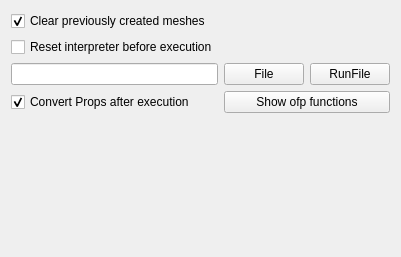
Before: the Qt Designer form toolbox.ui in TinyTinni/OF_Plugin-PyMesh, drawn with Qt 5.
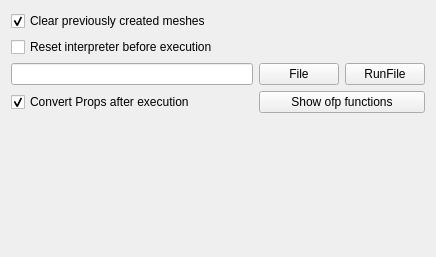
After: the same form once the commit is applied.

Commit message: show python version in gui

Patch:
```diff
--- a/toolbox.ui
+++ b/toolbox.ui
@@ -9,7 +9,7 @@
    <rect>
     <x>0</x>
     <y>0</y>
-    <width>377</width>
+    <width>436</width>
     <height>257</height>
    </rect>
   </property>
@@ -27,7 +27,7 @@
      </property>
     </widget>
    </item>
-   <item row="5" column="0">
+   <item row="6" column="0">
     <spacer name="verticalSpacer">
      <property name="orientation">
       <enum>Qt::Vertical</enum>
@@ -125,6 +125,13 @@
      </property>
     </widget>
    </item>
+   <item row="5" column="1">
+    <widget class="QLabel" name="lbPyVersion">
+     <property name="text">
+      <string>&lt;Python Version&gt;</string>
+     </property>
+    </widget>
+   </item>
   </layout>
  </widget>
  <resources/>
```
The commit also changes 1 other file.
